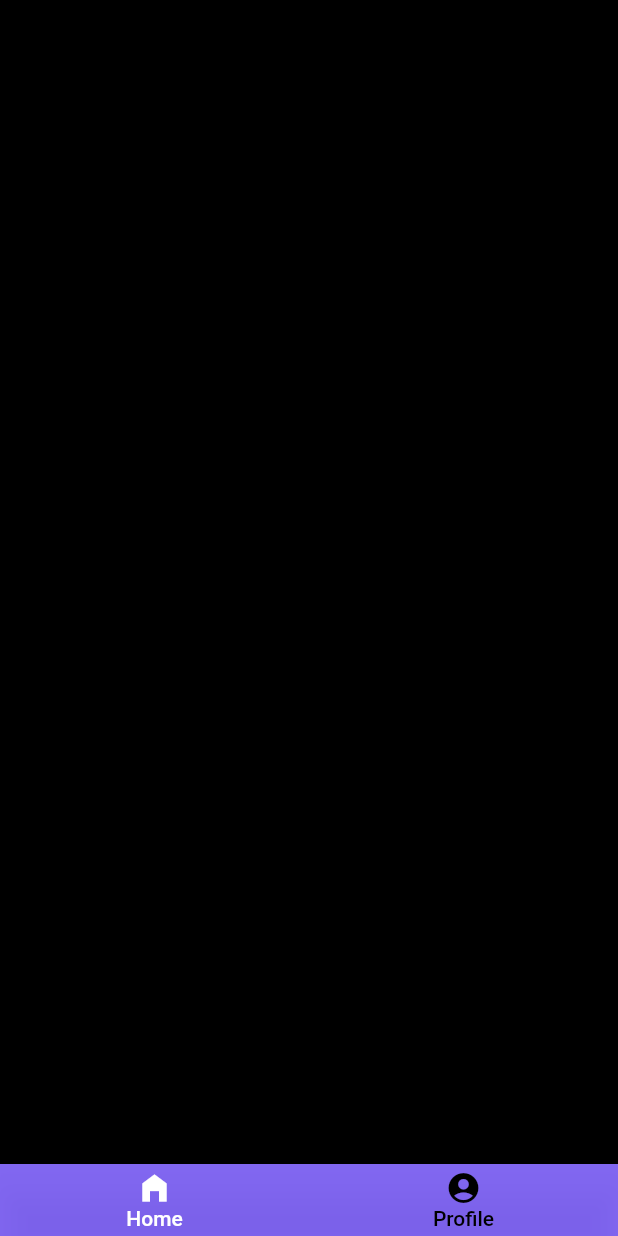
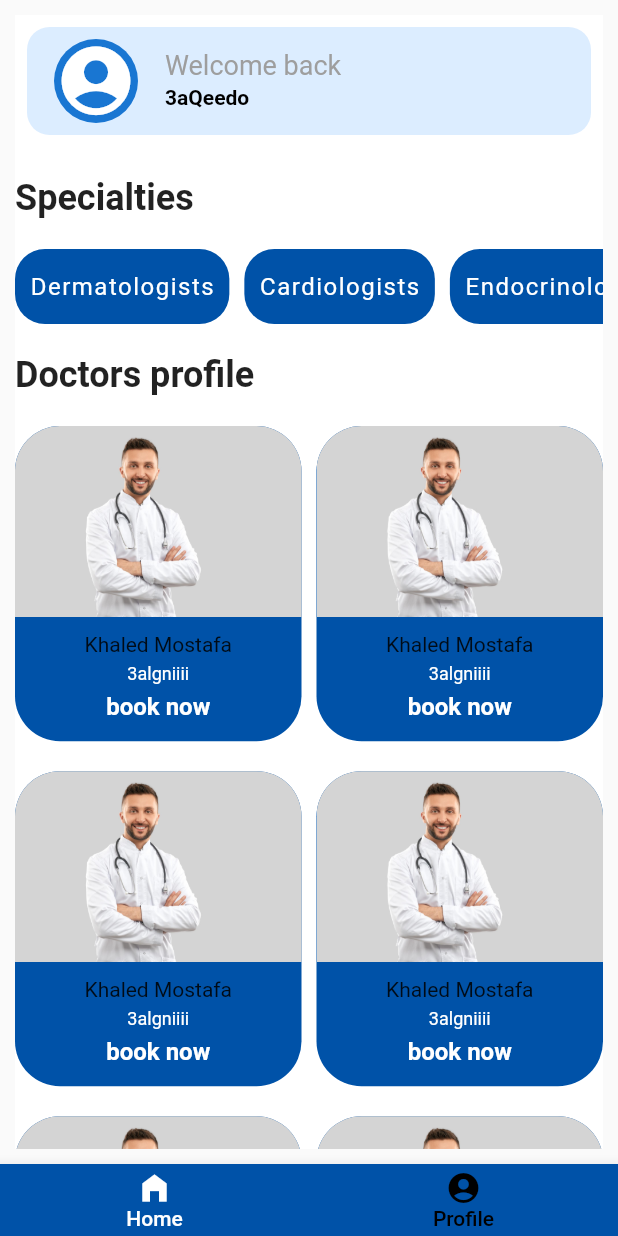
Before and after one commit to El3aQeeD/clinic_app, a Flutter app: the screen it shows after launch, on a phone screen of 412 x 824 dp. Run offline on Flutter 3.47's test engine with Material 2 defaults, Android fonts, the phone set to English and light mode, and no system bars; our stand-ins replace dio, flutter_bloc.

Commit message:
home screen

```diff
--- a/lib/bloc/current_screen_logic/current_screen_logic.dart
+++ b/lib/bloc/current_screen_logic/current_screen_logic.dart
@@ -13,8 +13,8 @@ class CurrentScreenCubit extends Cubit<CurrentScreenState>{
   }
 
   List screens=[
-     const Home(),
-     const Profile(),
+      Home(),
+      Profile(),
   ];
 
   int index=0;
--- a/lib/views/current_screen_view.dart
+++ b/lib/views/current_screen_view.dart
@@ -1,5 +1,6 @@
 import 'package:clinic_app/bloc/current_screen_logic/current_screen_logic.dart';
 import 'package:clinic_app/bloc/current_screen_logic/current_screen_state.dart';
+import 'package:clinic_app/constnats/my_colors.dart';
 import 'package:flutter/material.dart';
 import 'package:flutter_bloc/flutter_bloc.dart';
 
@@ -46,13 +47,12 @@ class CurrentScreen extends StatelessWidget {
           builder: (context,state){
             return  Scaffold(
               bottomNavigationBar: BottomAppBar(
-                color: const Color(0xFF7558f0).withOpacity(.9),
+                color: MyColors.darkBlue,
                 child: Row(
                   mainAxisAlignment: MainAxisAlignment.spaceAround,
                   children: [
                     homeIcon(obj),
                     profileIcon(obj),
-
                   ],
                 ),
               ),
@@ -61,6 +61,5 @@ class CurrentScreen extends StatelessWidget {
             );
           }
           );
-
   }
 }
--- a/lib/views/home_view.dart
+++ b/lib/views/home_view.dart
@@ -1,12 +1,137 @@
+import 'package:clinic_app/constnats/my_colors.dart';
 import 'package:flutter/material.dart';
 
 class Home extends StatelessWidget {
-  const Home({Key? key}) : super(key: key);
+
+  List spe = ["Dermatologists","Cardiologists","Endocrinologists","Gastroenterologists","Internists","Neurologists"];
+
+  Widget appBar(){
+    return  Padding(
+      padding: EdgeInsets.all(8.0),
+      child: Container(
+        decoration: const BoxDecoration(
+            borderRadius: BorderRadius.all(Radius.circular(15)),
+            color: MyColors.navyBlue
+        ),
+
+        child:  const ListTile(
+          leading: CircleAvatar(
+            foregroundColor: Colors.white,
+            radius: 30,
+            child:  Icon(Icons.account_circle,size:55,),
+          ) ,
+          title: Text("Welcome back",style: TextStyle(fontSize: 18,color: Colors.grey ),),
+          subtitle: Text("3aQeedo",style: TextStyle(color: Colors.black, fontWeight: FontWeight.bold),),
+        ),
+      ),
+    );
+  }
+
+  Widget doctorSpecialties(){
+    return SizedBox(
+      height: 50,
+      child: ListView.builder(
+          physics:const BouncingScrollPhysics(),
+          scrollDirection: Axis.horizontal,
+          shrinkWrap: true,
+          itemCount:spe.length ,
+          itemBuilder:(context,i){
+            return Row(
+              children: [
+                Container(
+
+                  decoration:const  BoxDecoration(
+                    color: MyColors.darkBlue,
+                    borderRadius: BorderRadius.all(Radius.circular(20)),
+                  ),
+                  child: Padding(
+                      padding: const EdgeInsets.symmetric(horizontal: 10),
+                      child: Center(child: Text(spe[i],style:const TextStyle(fontSize: 16,color: Colors.white,letterSpacing: 1)),
+                      )
+                  ),
+                ),
+
+                const SizedBox(width: 10,)
+              ],
+            );
+          } ),
+    );
+  }
+
+  Widget doctorsGrid(){
+    return GridView.builder(
+        itemCount: spe.length,
+        shrinkWrap: true,
+        physics: const BouncingScrollPhysics(),
+        gridDelegate: const SliverGridDelegateWithFixedCrossAxisCount(crossAxisCount: 2,mainAxisSpacing: 20,crossAxisSpacing: 10,childAspectRatio: 100 / 110 ),
+        itemBuilder: (context,i){
+          return  InkWell(onTap: (){
+            //Navigator.of(context).push(MaterialPageRoute(builder: (context){}));
+          },
+            child: Container(
+
+              decoration: const BoxDecoration(
+                borderRadius: BorderRadius.all(Radius.circular(30)),
+                color: MyColors.darkBlue
+              ),
+              child:  Column(
+                mainAxisSize: MainAxisSize.min,
+                children: [
+
+                  ClipRRect(
+                    borderRadius: const BorderRadius.only(topLeft: Radius.circular(30),topRight: Radius.circular(30)),
+                    child: Image.asset("images/doctorLogo.jpg",alignment: Alignment.center,),
+                  ),
+                  const SizedBox(height: 10,),
+                  const Text("Khaled Mostafa"),
+
+                  SizedBox(height: 5,),
+
+                  const Text("3algniiii",style: TextStyle(color: Colors.white,fontSize: 12),),
+                  const SizedBox(height: 5,),
+                  const Text("book now",style: TextStyle(color: Colors.white,fontSize: 16,fontWeight: FontWeight.bold),),
+
+                ],
+              ),
+
+            ),
+          );
+
+        });
+  }
 
   @override
   Widget build(BuildContext context) {
-    return Container(
-      color: Colors.black,
+    return Scaffold(
+      body: SafeArea(
+
+            child: Padding(
+              padding: const EdgeInsets.all(10.0),
+              child: Container(
+                height:  MediaQuery.of(context).size.height,
+                color: Colors.white,
+                child: ListView(
+                  shrinkWrap: true,
+                  physics:const BouncingScrollPhysics(),
+                  children:  [
+                        appBar(),
+                       const SizedBox(height: 20,),
+                       const Text("Specialties" , style: TextStyle(fontSize: 24 ,fontWeight: FontWeight.bold),),
+                       const SizedBox(height: 20,),
+                       doctorSpecialties(),
+                    const SizedBox(height: 20,),
+                      const Text("Doctors profile", style: TextStyle(fontWeight: FontWeight.bold, fontSize: 24,)),
+                      const SizedBox(height: 20,),
+                      doctorsGrid(),
+
+
+                  ],
+                ),
+              ),
+            ),
+          ),
+
+
     );
   }
 }
```
Also changed, not shown: images/doctorLogo.jpg (added).
